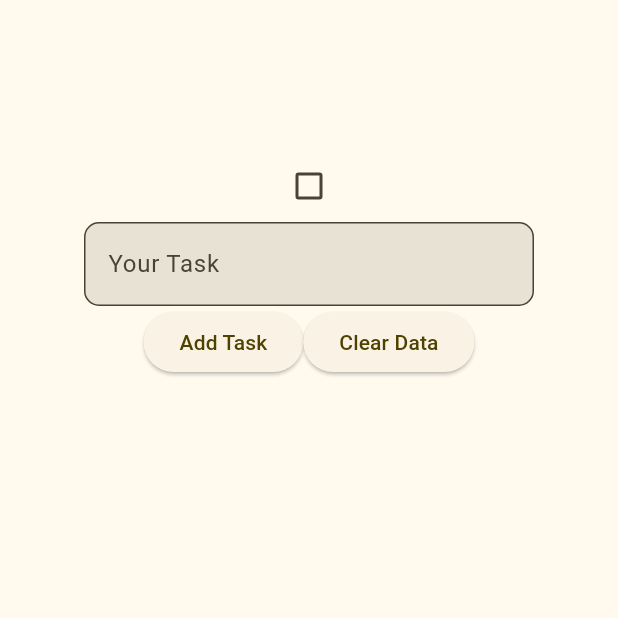
After one commit to Actariss/hepl_progra_mobile, a Flutter app: the ToDoList screen opened directly, on a phone screen of 412 x 824 dp, the top half of it. The commit adds this screen. Run offline on Flutter 3.47's test engine with Material 3 defaults, Android fonts, the phone set to English and light mode, and no system bars; our stand-ins replace shared_preferences, sqflite; missing offline and left inert: multiselect; accounts and stored records are empty.

Commit message:
Beaucoup de logique de DB, beaucoup de choses fonctionnelles, beaucoup de douleur, GLHF pour demain

```diff
--- a/lib/user_controller.dart
+++ b/lib/Controller/user_controller.dart
@@ -1,11 +1,11 @@
 
 import 'package:hepl_progra_mobile/Controller/DatabaseController.dart';
 import 'package:sqflite/sqflite.dart';
-import '../domain/User.dart';
+import '../../domain/User.dart';
 
 class UserController {
   static Future<List<Map<String, dynamic>>> getUser() async {
-  final db = await DatabaseController.getDatabase();
+  final db = await DatabaseController.getDatabaseUser();
 
   final List<Map<String, dynamic>> userMap = await db.query(
   'users'
@@ -15,7 +15,7 @@ class UserController {
 }
   static Future<void> insertUser(String username, String password) async{
     User user = User(name: username, password: password);
-    final db = await DatabaseController.getDatabase();
+    final db = await DatabaseController.getDatabaseUser();
 
     await db.insert(
       "users",
--- /dev/null
+++ b/lib/Exercices/mymain.dart
@@ -0,0 +1,133 @@
+import 'package:flutter/material.dart';
+import 'package:hepl_progra_mobile/Controller/TaskController.dart';
+
+void main() {
+  runApp(const MyApp());
+}
+
+class MyApp extends StatelessWidget {
+  const MyApp({super.key});
+
+  @override
+  Widget build(BuildContext context) {
+    return const MaterialApp(
+      home: ToDoList(),
+    );
+  }
+}
+
+class ToDoList extends StatefulWidget {
+  const ToDoList({super.key});
+
+  @override
+  State<ToDoList> createState() => _ToDoListState();
+}
+
+class _ToDoListState extends State<ToDoList> {
+  final taskController = TextEditingController();
+
+  bool checked = false;
+  bool mabool = false;
+  final List<Map<String, dynamic>> checkIt = [];
+  @override
+
+  @override
+  Widget build(BuildContext context) {
+    return Scaffold(
+      body: Center(
+          child: Column(
+        children: [
+          const SizedBox(height: 100),
+          Checkbox(value: mabool, onChanged: (value){
+            setState(() {
+              mabool=value!;
+            });}),
+          SizedBox(
+          width: 300,
+          child: TextFormField(
+            controller: taskController,
+            decoration: const InputDecoration(
+                label: Text("Your Task"),
+                filled: true,
+                hintText: "Your task here",
+                border: OutlineInputBorder(borderRadius: BorderRadius. all(Radius. circular(10.0)))),
+          ),
+          ),
+          Row(
+            mainAxisAlignment: MainAxisAlignment.center,
+            children: [
+
+          ElevatedButton(
+              onPressed: () {
+                setState(() {
+                  if (taskController.text.isNotEmpty) {
+                    checkIt.add({
+                      'text': taskController.text,
+                      'checked': false,
+                    });
+                    TaskController.insertTask(taskController.text, false);
+
+                    taskController.clear();
+                  }
+                });
+              },
+              child: const Text("Add Task")),
+          ElevatedButton(
+              onPressed: (){setState(() {
+                checkIt.clear();
+              });},
+              child: const Text("Clear Data")),
+          ]),
+          Expanded(
+              child: ListView.builder(
+                  itemCount: checkIt.length,
+                  itemBuilder: (context, index) {
+                    return Row(
+                      children: [
+                    FutureBuilder<bool?>(
+                    future: TaskController.getTaskState(checkIt[index]['text']), // Obtenez l'état
+                    builder: (context, snapshot) {
+                    if (snapshot.connectionState == ConnectionState.waiting) {
+                    // Affichez un indicateur de chargement en attendant les données
+                    return const CircularProgressIndicator();
+                    }
+                    if (snapshot.hasError) {
+                    // Gérez les erreurs ici
+                    return Text("Error: ${snapshot.error}");
+                    }
+                    // Utilisez la valeur une fois qu'elle est chargée
+                    bool? state = snapshot.data;
+                    return Checkbox(
+                    value: state,
+                    onChanged: (value) {
+                    setState(() {
+                    checkIt[index]['checked'] = value;
+                    TaskController.setTaskState(checkIt[index]['text'], value!);
+                    });
+                    print(TaskController.getTaskState(checkIt[index]['text']));
+                    },
+                    );
+                    },
+                    ),
+
+                    Expanded(
+                          child: Text(checkIt[index]['text']),
+                        ),
+                      ],
+                    );
+                  })),
+        ],
+      )
+
+          // Column(
+          //   children: [
+          //     Checkbox(value: checked, onChanged: (_) => setState(() {
+          //       checked = !checked;
+          //     }),  )
+          //   ],
+          // ),
+
+          ),
+    );
+  }
+}
--- a/lib/view/main_bis.dart
+++ b/lib/view/main_bis.dart
@@ -1,5 +1,5 @@
 import 'package:flutter/material.dart';
-import 'package:hepl_progra_mobile/user_controller.dart';
+import 'package:hepl_progra_mobile/Controller/user_controller.dart';
 import 'package:flutter/widgets.dart';
 
 
```
Also changed, not shown: lib/Controller/DatabaseController.dart (+13 -1 lines), lib/Controller/HttpRequestController.dart (added, +18 -0 lines), lib/Controller/TaskController.dart (added, +39 -0 lines).
